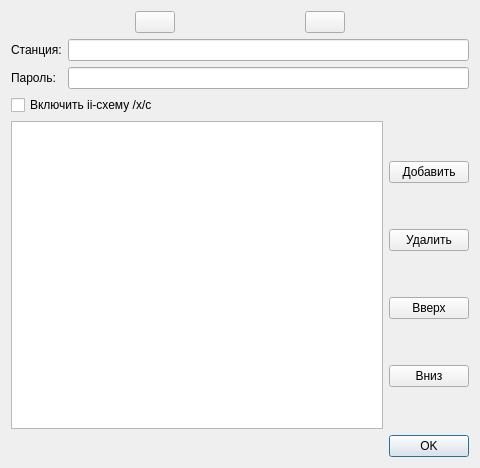
The window that qtgui-files/stations.ui (idec-net/cutiefeed) describes before a commit, drawn with Qt 5.
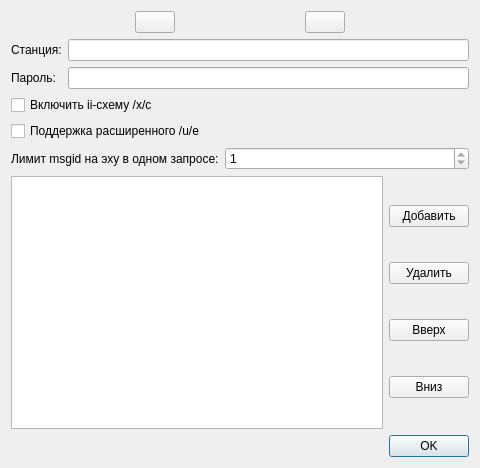
The same window after the commit. Icons and pictures are not drawn.

Patch:
```diff
--- a/qtgui-files/stations.ui
+++ b/qtgui-files/stations.ui
@@ -109,6 +109,40 @@
         </property>
        </widget>
       </item>
+      <item>
+       <widget class="QCheckBox" name="checkBox_2">
+        <property name="toolTip">
+         <string>&lt;html&gt;&lt;head/&gt;&lt;body&gt;&lt;p&gt;На новых станциях позволяет экономить трафик, используя скачивание лишь последних N сообщений индекса.&lt;/p&gt;&lt;/body&gt;&lt;/html&gt;</string>
+        </property>
+        <property name="text">
+         <string>Поддержка расширенного /u/e</string>
+        </property>
+       </widget>
+      </item>
+      <item>
+       <layout class="QFormLayout" name="formLayout_2">
+        <item row="0" column="0">
+         <widget class="QLabel" name="label_3">
+          <property name="text">
+           <string>Лимит msgid на эху в одном запросе:</string>
+          </property>
+         </widget>
+        </item>
+        <item row="0" column="1">
+         <widget class="QSpinBox" name="spinBox">
+          <property name="readOnly">
+           <bool>true</bool>
+          </property>
+          <property name="minimum">
+           <number>1</number>
+          </property>
+          <property name="maximum">
+           <number>40000</number>
+          </property>
+         </widget>
+        </item>
+       </layout>
+      </item>
       <item>
        <widget class="QFrame" name="frame_2">
         <property name="frameShape">
```
Left out of the diff: 6 changed lines with no effect on the pictures.
